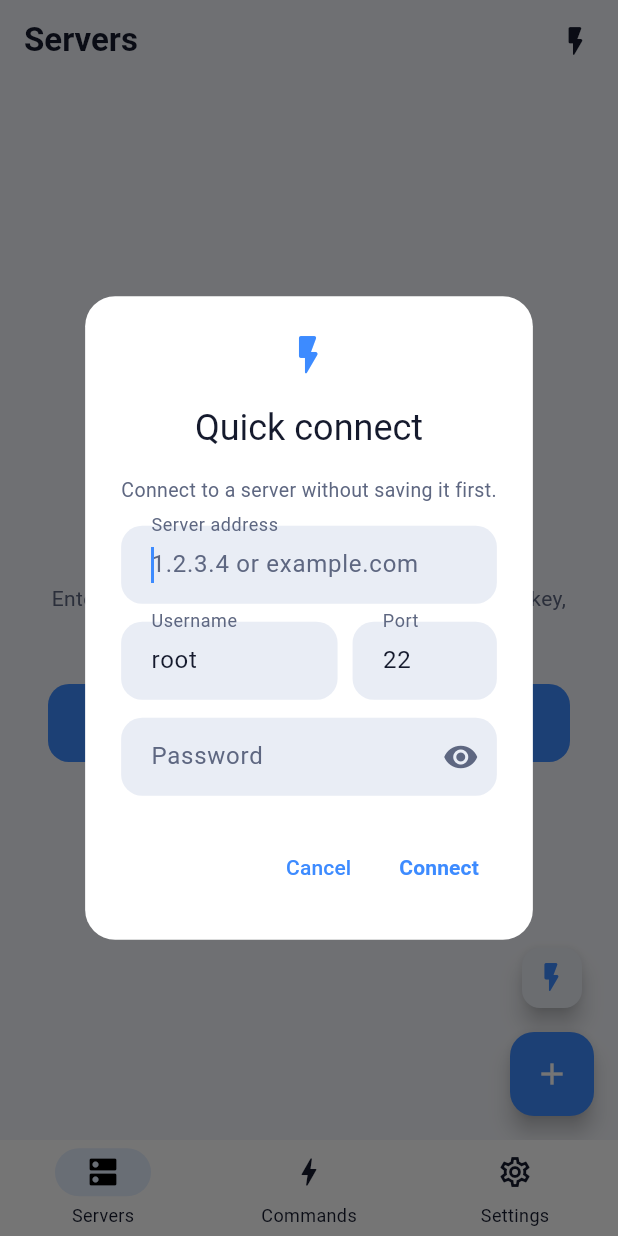
After one commit to mojix4/mterm, a Flutter app: the screen it shows after launch, after a tap on the "flash on" icon, on a phone screen of 412 x 824 dp. The commit adds this screen. Run offline on Flutter 3.47's test engine with Material 3 defaults, Android fonts, the phone set to English and light mode, and no system bars; our stand-ins replace flutter_secure_storage, local_auth, shared_preferences, wakelock_plus; missing offline and left inert: dartssh2, xterm.

Commit message:
Quick connect: connect without saving, then offer to save the server
- Hosts screen: Quick connect in the app bar, as a small FAB above Add, and on the empty list
- Compact form (address, port 22, user root, password with show toggle), same validation as the host form
- Transient session: nothing read from or written to storage until saved; wrong password reuses the password dialog
- After login a non-blocking 'Save this server?' (Save / Not now); also in the terminal menu while unsaved
- Save stores the host (name = address) and its password under pw_<id> when typed or remembered
- Strings in all 9 languages; widget tests for the form, save prompt and layout in every language; real-sshd flows

```diff
--- a/lib/l10n/de.dart
+++ b/lib/l10n/de.dart
@@ -158,4 +158,13 @@ const Map<String, String> de = {
   'errRefused': 'Verbindung abgelehnt; der SSH-Port ist geschlossen',
   'errNotFound': 'Serveradresse nicht gefunden',
   'errUnreachable': 'Server nicht erreichbar: {msg}',
+
+  // quick connect
+  'quickConnect': 'Schnellverbindung',
+  'quickConnectHint': 'Mit einem Server verbinden, ohne ihn vorher zu speichern.',
+  'saveServerQ': 'Diesen Server speichern?',
+  'saveServerBody': 'Er bleibt in deiner Serverliste, beim nächsten Mal genügt ein Tippen.',
+  'notNow': 'Jetzt nicht',
+  'saveServer': 'Diesen Server speichern',
+  'serverSaved': 'Server gespeichert',
 };
--- a/lib/l10n/en.dart
+++ b/lib/l10n/en.dart
@@ -182,4 +182,13 @@ const Map<String, String> en = {
   'errRefused': 'Connection refused; the SSH port is closed',
   'errNotFound': 'Server address not found',
   'errUnreachable': 'Server unreachable: {msg}',
+
+  // quick connect
+  'quickConnect': 'Quick connect',
+  'quickConnectHint': 'Connect to a server without saving it first.',
+  'saveServerQ': 'Save this server?',
+  'saveServerBody': 'Keep it in your servers list so next time is one tap.',
+  'notNow': 'Not now',
+  'saveServer': 'Save this server',
+  'serverSaved': 'Server saved',
 };
--- a/lib/l10n/fa.dart
+++ b/lib/l10n/fa.dart
@@ -157,4 +157,13 @@ const Map<String, String> fa = {
   'errRefused': 'اتصال رد شد؛ پورت SSH بسته است',
   'errNotFound': 'آدرس سرور پیدا نشد',
   'errUnreachable': 'سرور در دسترس نیست: {msg}',
+
+  // quick connect
+  'quickConnect': 'اتصال سریع',
+  'quickConnectHint': 'بدون ذخیره کردن، مستقیم به سرور وصل شوید.',
+  'saveServerQ': 'این سرور ذخیره شود؟',
+  'saveServerBody': 'در فهرست سرورها می\u200cماند تا دفعهٔ بعد با یک لمس وصل شوید.',
+  'notNow': 'فعلاً نه',
+  'saveServer': 'ذخیرهٔ این سرور',
+  'serverSaved': 'سرور ذخیره شد',
 };
--- a/lib/screens/hosts_screen.dart
+++ b/lib/screens/hosts_screen.dart
@@ -7,6 +7,7 @@ import '../store.dart';
 import '../themes.dart';
 import 'common.dart';
 import 'host_edit_screen.dart';
+import 'quick_connect.dart';
 
 class HostsScreen extends StatefulWidget {
   const HostsScreen({super.key});
@@ -34,14 +35,36 @@ class _HostsScreenState extends State<HostsScreen> {
             .toList()
           ..sort((a, b) => (b.lastUsed ?? '').compareTo(a.lastUsed ?? ''));
         return Scaffold(
-          appBar: AppBar(title: Text(s['navHosts'])),
-          floatingActionButton: FloatingActionButton(
+          appBar: AppBar(title: Text(s['navHosts']), actions: [
+            IconButton(
+              key: const ValueKey('quick-connect'),
+              tooltip: s['quickConnect'],
+              icon: const Icon(Icons.flash_on_rounded),
+              onPressed: () => quickConnect(context),
+            ),
+            const SizedBox(width: 4),
+          ]),
+          floatingActionButton: Column(mainAxisSize: MainAxisSize.min, children: [
+            FloatingActionButton.small(
+              key: const ValueKey('fab-quick-connect'),
+              heroTag: 'fab_quick',
+              tooltip: s['quickConnect'],
+              onPressed: () => quickConnect(context),
+              backgroundColor: p.surface2,
+              foregroundColor: p.accent,
+              child: const Icon(Icons.flash_on_rounded),
+            ),
+            const SizedBox(height: 12),
+            FloatingActionButton(
+              key: const ValueKey('fab-add-host'),
               heroTag: 'fab_hosts',
+              tooltip: s['addHost'],
               onPressed: () => _edit(null),
               backgroundColor: p.accent,
               foregroundColor: Colors.white,
               child: const Icon(Icons.add),
             ),
+          ]),
           body: Store.i.hosts.isEmpty && sessions.isEmpty
               ? _empty(s, p)
               : ListView(padding: const EdgeInsets.fromLTRB(14, 0, 14, 100), children: [
@@ -128,6 +151,12 @@ class _HostsScreenState extends State<HostsScreen> {
             const SizedBox(height: 24),
             FilledButton.icon(
                 onPressed: () => _edit(null), icon: const Icon(Icons.add), label: Text(s['addHost'])),
+            const SizedBox(height: 10),
+            OutlinedButton.icon(
+                key: const ValueKey('empty-quick-connect'),
+                onPressed: () => quickConnect(context),
+                icon: const Icon(Icons.flash_on_rounded),
+                label: Text(s['quickConnect'])),
           ]),
         ),
       );
--- /dev/null
+++ b/lib/screens/quick_connect.dart
@@ -0,0 +1,190 @@
+import 'package:flutter/material.dart';
+import 'package:flutter/services.dart';
+
+import '../l10n.dart';
+import '../main.dart';
+import '../models.dart';
+import '../session.dart';
+import '../store.dart';
+import '../themes.dart';
+import 'common.dart';
+import 'terminal_screen.dart';
+
+/// What the quick connect form produced: an unsaved host and its password.
+class QuickTarget {
+  const QuickTarget(this.host, this.password);
+  final Host host;
+  final String password;
+}
+
+/// Compact "connect without saving" form. Pops with a [QuickTarget] or null.
+class QuickConnectDialog extends StatefulWidget {
+  const QuickConnectDialog({super.key});
+  @override
+  State<QuickConnectDialog> createState() => _QuickConnectDialogState();
+}
+
+class _QuickConnectDialogState extends State<QuickConnectDialog> {
+  final form = GlobalKey<FormState>();
+  final host = TextEditingController();
+  final port = TextEditingController(text: '22');
+  final user = TextEditingController(text: 'root');
+  final password = TextEditingController();
+  bool showPw = false;
+
+  void _submit() {
+    if (!form.currentState!.validate()) return;
+    final h = Host(
+      id: newId(),
+      label: '',
+      host: host.text.trim(),
+      port: int.parse(port.text.trim()),
+      user: user.text.trim(),
+      color: Store.i.hosts.length % Palette.hostColors.length,
+    );
+    Navigator.of(context).pop(QuickTarget(h, password.text));
+  }
+
+  @override
+  Widget build(BuildContext context) {
+    const ltr = TextDirection.ltr;
+    final s = S.of(context);
+    final p = context.pal;
+    return AlertDialog(
+      scrollable: true,
+      icon: Icon(Icons.flash_on_rounded, color: p.accent, size: 32),
+      title: Text(s['quickConnect']),
+      content: Form(
+        key: form,
+        child: Column(mainAxisSize: MainAxisSize.min, crossAxisAlignment: CrossAxisAlignment.stretch, children: [
+          Text(s['quickConnectHint'], style: TextStyle(color: p.muted, fontSize: 13)),
+          const SizedBox(height: 14),
+          TextFormField(
+            key: const ValueKey('qc-host'),
+            controller: host,
+            autofocus: true,
+            textDirection: ltr,
+            keyboardType: TextInputType.url,
+            autocorrect: false,
+            textInputAction: TextInputAction.next,
+            decoration: InputDecoration(labelText: s['address'], hintText: s['addressHint']),
+            validator: (v) => (v ?? '').trim().isEmpty ? s['enterAddress'] : null,
+          ),
+          const SizedBox(height: 12),
+          Row(crossAxisAlignment: CrossAxisAlignment.start, children: [
+            Expanded(
+              flex: 3,
+              child: TextFormField(
+                key: const ValueKey('qc-user'),
+                controller: user,
+                textDirection: ltr,
+                autocorrect: false,
+                textInputAction: TextInputAction.next,
+                decoration: InputDecoration(labelText: s['username']),
+                validator: (v) => (v ?? '').trim().isEmpty ? s['enterUsername'] : null,
+              ),
+            ),
+            const SizedBox(width: 10),
+            Expanded(
+              flex: 2,
+              child: TextFormField(
+                key: const ValueKey('qc-port'),
+                controller: port,
+                textDirection: ltr,
+                keyboardType: TextInputType.number,
+                inputFormatters: [FilteringTextInputFormatter.digitsOnly],
+                textInputAction: TextInputAction.next,
+                decoration: InputDecoration(labelText: s['port']),
+                validator: (v) {
+                  final n = int.tryParse((v ?? '').trim());
+                  return n == null || n < 1 || n > 65535 ? s['invalid'] : null;
+                },
+              ),
+            ),
+          ]),
+          const SizedBox(height: 12),
+          TextFormField(
+            key: const ValueKey('qc-password'),
+            controller: password,
+            textDirection: ltr,
+            obscureText: !showPw,
+            autocorrect: false,
+            enableSuggestions: false,
+            onFieldSubmitted: (_) => _submit(),
+            decoration: InputDecoration(
+              labelText: s['password'],
+              suffixIcon: IconButton(
+                key: const ValueKey('qc-show-pw'),
+                icon: Icon(showPw ? Icons.visibility_off : Icons.visibility, color: p.muted),
+                onPressed: () => setState(() => showPw = !showPw),
+              ),
+            ),
+          ),
+        ]),
+      ),
+      actions: [
+        TextButton(onPressed: () => Navigator.of(context).pop(), child: Text(s['cancel'])),
+        TextButton(
+          key: const ValueKey('qc-connect'),
+          onPressed: _submit,
+          child: Text(s['connect'], style: TextStyle(color: p.accent, fontWeight: FontWeight.w700)),
+        ),
+      ],
+    );
+  }
+}
+
+/// Opens the quick connect form and, when filled in, connects without saving
+/// anything. Returns the new session (null when cancelled).
+Future<TermSession?> quickConnect(BuildContext context) async {
+  final t = await showDialog<QuickTarget>(context: context, builder: (_) => const QuickConnectDialog());
+  if (t == null || !context.mounted) return null;
+  final s = Sessions.i.open(t.host, transient: true, password: t.password)..passwordPrompt = passwordPrompt;
+  Navigator.of(context).push(MaterialPageRoute(builder: (_) => TerminalScreen(session: s)));
+  s.connect(hostKeyPrompt);
+  return s;
+}
+
+/// Saves a Quick connect session's server and confirms it.
+Future<void> saveQuickHost(TermSession s) async {
+  await s.saveHost();
+  final ctx = navKey.currentContext;
+  if (ctx != null && ctx.mounted) toast(ctx, S.of(ctx)['serverSaved']);
+}
+
+/// Non-blocking "Save this server?" prompt (Save / Not now), shown once after
+/// a Quick connect login.
+void offerSaveHost(BuildContext context, TermSession s) {
+  if (!s.transient || s.saveOffered) return;
+  s.saveOffered = true;
+  final l = S.of(context);
+  final p = context.pal;
+  final m = ScaffoldMessenger.of(context);
+  final btn = TextStyle(color: p.accent, fontWeight: FontWeight.w700);
+  m
+    ..hideCurrentSnackBar()
+    ..showSnackBar(SnackBar(
+      key: const ValueKey('save-server-snack'),
+      duration: const Duration(seconds: 12),
+      content: Column(mainAxisSize: MainAxisSize.min, crossAxisAlignment: CrossAxisAlignment.stretch, children: [
+        Text(l['saveServerQ'], style: const TextStyle(fontWeight: FontWeight.w700)),
+        const SizedBox(height: 2),
+        Text(l['saveServerBody'], style: const TextStyle(fontSize: 12.5)),
+        Wrap(alignment: WrapAlignment.end, spacing: 4, children: [
+          TextButton(
+            key: const ValueKey('save-server-later'),
+            onPressed: m.hideCurrentSnackBar,
+            child: Text(l['notNow'], style: TextStyle(color: Theme.of(context).snackBarTheme.contentTextStyle?.color)),
+          ),
+          TextButton(
+            key: const ValueKey('save-server-yes'),
+            onPressed: () {
+              m.hideCurrentSnackBar();
+              saveQuickHost(s);
+            },
+            child: Text(l['save'], style: btn),
+          ),
+        ]),
+      ]),
+    ));
+}
--- a/lib/session.dart
+++ b/lib/session.dart
@@ -28,7 +28,12 @@ typedef PasswordPrompt = Future<PasswordAnswer?> Function(Host host, {bool wrong
 enum SessStatus { connecting, connected, closed, failed }
 
 class TermSession extends ChangeNotifier {
-  TermSession(this.host) {
+  /// [transient] sessions come from Quick connect: their host is not in the
+  /// store, nothing is read from or written to secure storage for it until the
+  /// user saves the server ([saveHost]). [password] is the one typed in the
+  /// quick connect form.
+  TermSession(this.host, {bool transient = false, String? password}) : _transient = transient {
+    if (password != null && password.isNotEmpty) _typedPw = password;
     terminal = Terminal(maxLines: Store.i.settings.scrollback);
     terminal.onOutput = _onOutput;
     terminal.onResize = (w, h, pw, ph) => _shell?.resizeTerminal(w, h, pw, ph);
@@ -43,6 +48,13 @@ class TermSession extends ChangeNotifier {
 
   final Host host;
   late final Terminal terminal;
+  bool _transient;
+
+  /// True while this is an unsaved Quick connect session.
+  bool get transient => _transient;
+
+  /// Set once the "Save this server?" prompt was shown for this session.
+  bool saveOffered = false;
   SSHClient? _client;
   SSHSession? _shell;
   SessStatus status = SessStatus.connecting;
@@ -107,7 +119,7 @@ class TermSession extends ChangeNotifier {
     }
 
     try {
-      final sec = await Store.i.secret(host.id);
+      final sec = _transient ? HostSecret() : await Store.i.secret(host.id);
       pw = _typedPw ?? sec.password;
       List<SSHKeyPair>? ids;
       if (host.auth == 'key' && sec.privateKey.trim().isNotEmpty) {
@@ -139,7 +151,7 @@ class TermSession extends ChangeNotifier {
       await client.authenticated;
       // Logged in: keep a password the user typed if they asked us to, replacing
       // a wrong or missing saved one so the next connect is automatic.
-      if (_typedPw != null && _rememberPw && _typedPw != sec.password) {
+      if (!_transient && _typedPw != null && _rememberPw && _typedPw != sec.password) {
         await Store.i.savePassword(host.id, _typedPw!);
       }
       final shell = await client.shell(
@@ -154,7 +166,7 @@ class TermSession extends ChangeNotifier {
       _shell = shell;
       status = SessStatus.connected;
       notifyListeners();
-      Store.i.touchHost(host);
+      if (!_transient) Store.i.touchHost(host);
       const dec = Utf8Decoder(allowMalformed: true);
       void out(String d) {
         if (!stale()) terminal.write(d);
@@ -190,6 +202,27 @@ class TermSession extends ChangeNotifier {
       terminal.write('\x1b[31m✕ Connection failed\x1b[0m \x1b[90m($e)\x1b[0m\r\n');
       notifyListeners();
     }
+  }
+
+  /// Stores a Quick connect host like one added by hand (label = its address)
+  /// and, when the user typed it in the form or ticked "Remember password",
+  /// its password under the usual pw_<id> key. Afterwards this is a normal
+  /// session of a saved host.
+  Future<void> saveHost() async {
+    if (!_transient) return;
+    if (host.label.trim().isEmpty) host.label = host.host;
+    host.lastUsed = DateTime.now().toIso8601String();
+    final pw = _rememberPw ? (_typedPw ?? '') : '';
+    _transient = false;
+    await Store.i.upsertHost(host, HostSecret(password: pw));
+    notifyListeners();
+  }
+
+  /// Test hook: puts the session in [st] as if the connection got there.
+  @visibleForTesting
+  void debugSetStatus(SessStatus st) {
+    status = st;
+    notifyListeners();
   }
 
   /// [error] in the language of [s] (falls back to the stored text).
@@ -345,8 +378,8 @@ class Sessions extends ChangeNotifier {
   static final Sessions i = Sessions._();
   final List<TermSession> list = [];
 
-  TermSession open(Host h) {
-    final s = TermSession(h);
+  TermSession open(Host h, {bool transient = false, String? password}) {
+    final s = TermSession(h, transient: transient, password: password);
     s.addListener(notifyListeners);
     list.add(s);
     notifyListeners();
```
Also changed, not shown: lib/l10n/ar.dart (+9 -0 lines), lib/l10n/es.dart (+9 -0 lines), lib/l10n/fr.dart (+9 -0 lines), lib/l10n/ru.dart (+9 -0 lines), lib/l10n/tr.dart (+9 -0 lines), lib/l10n/zh.dart (+9 -0 lines), lib/screens/terminal_screen.dart (+13 -0 lines), 3 other files. Lines whose indentation alone changed are shown as unchanged.
